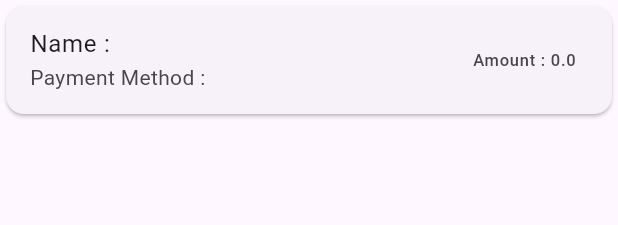
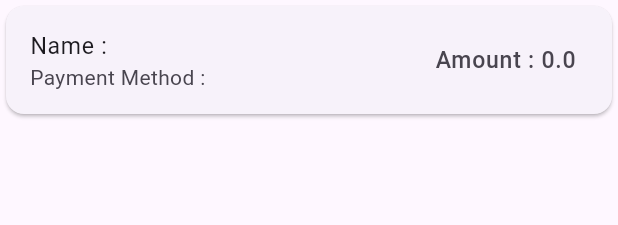
Before and after one commit to BijoyRaju/edulink, a Flutter app: what recentTransactionCard() shows on an empty page, opened directly with empty values, on a phone screen of 412 x 824 dp. Shown: the top 225 px of the screen. Run offline on Flutter 3.47's test engine with Material 3 defaults, Android fonts, the phone set to English and light mode, and no system bars; our stand-ins replace cloud_firestore, firebase_auth, firebase_core, fl_chart, flutter_screenutil, shared_preferences and 1 more; missing offline and left inert: razorpay_flutter, stream_chat_flutter; accounts and stored records are empty.

```diff
--- a/lib/view/home/student_tabs/student_dashboard.dart
+++ b/lib/view/home/student_tabs/student_dashboard.dart
@@ -1,5 +1,4 @@
 import 'package:edu_link/controller/attendance_controller.dart';
-import 'package:edu_link/controller/fee_controller.dart';
 import 'package:edu_link/controller/student_controller.dart';
 import 'package:edu_link/widgets/home/home_widget.dart';
 import 'package:flutter/material.dart';
--- a/lib/view/splash_screen/splash_screen.dart
+++ b/lib/view/splash_screen/splash_screen.dart
@@ -29,9 +29,6 @@ class _SplashScreenState extends State<SplashScreen> {
 
   if(mounted){
     if(isLoggedIn && role != null){
-      // final client = StreamChat.of(context).client;
-      // final userId = prefs.getString('userId') ?? "Guest";
-      // await client.connectUser(User(id: userId,), client.devToken(userId).rawValue);
       Navigator.pushReplacement(context, MaterialPageRoute(builder: (context) => BottomNavigationScreen(role: role)));
     }else{
       Navigator.pushReplacement(context, MaterialPageRoute(builder: (context) => LoginScreen()));
--- a/lib/widgets/home/home_widget.dart
+++ b/lib/widgets/home/home_widget.dart
@@ -309,8 +309,8 @@ Widget studentAttendanceContainer({required String present,required String absen
 Widget recentTransactionCard({required String studentName,required String paymentMethod,required double amount}){
   return Card(
     child: ListTile(
-    title: Text("Name : $studentName"),
+    title: Text("Name : $studentName",style: TextStyle(fontSize: 14.sp)),
     subtitle: Text("Payment Method : $paymentMethod"),
-    trailing: Text("Amount : $amount"),
+    trailing: Text("Amount : $amount",style: TextStyle(fontSize: 14.sp)),
   ));
 }
```
